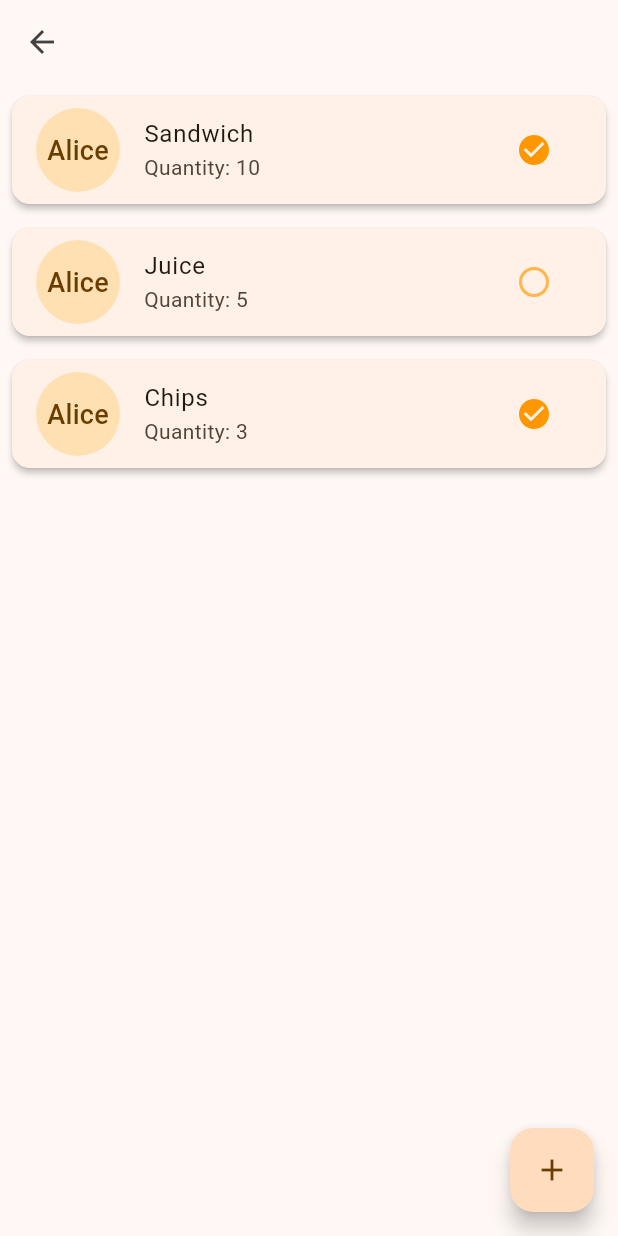
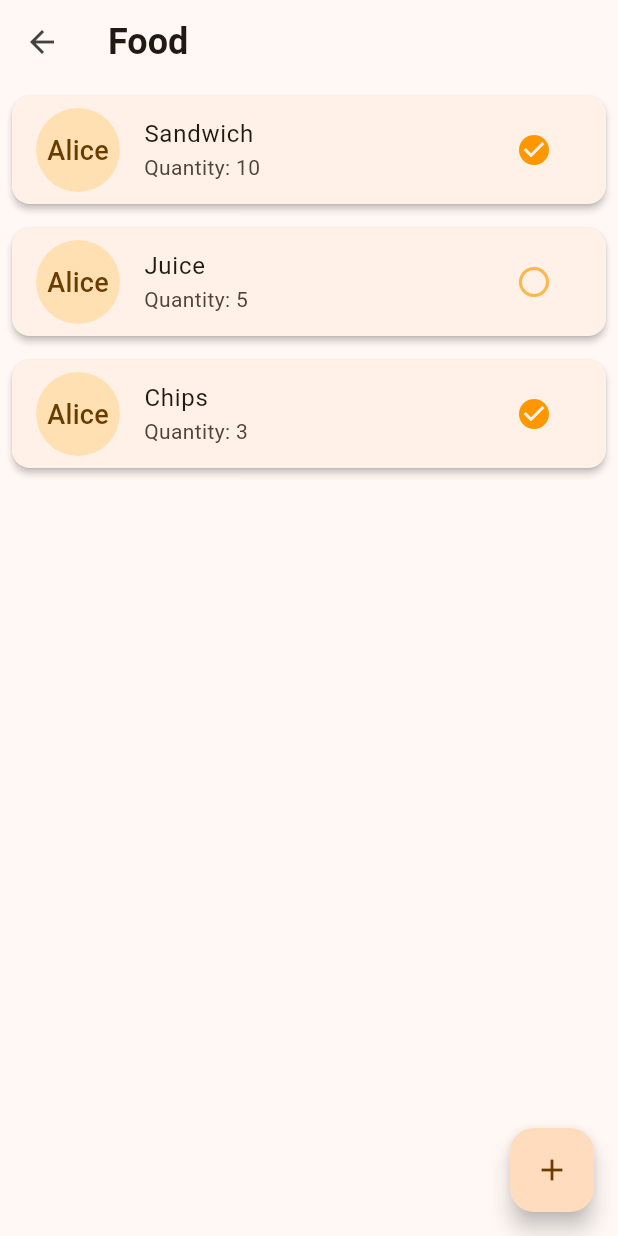
Before and after one commit to InkyChew/flutter-picnic, a Flutter app: the screen it shows after launch, after a tap on "Food", on a phone screen of 412 x 824 dp. Run offline on Flutter 3.47's test engine with Material 3 defaults, Android fonts, the phone set to English and light mode, and no system bars; our stand-ins replace card_swiper, equatable, flutter_bloc, flutter_dotenv, flutter_slidable, google_maps_flutter; missing offline and left inert: flutter_flip_card.

Commit message:
Food cubit

```diff
--- /dev/null
+++ b/lib/plan/cubit/food_cubit.dart
@@ -0,0 +1,43 @@
+import 'package:equatable/equatable.dart';
+import 'package:flutter_bloc/flutter_bloc.dart';
+import 'package:picnic/plan/models/models.dart';
+
+part 'food_state.dart';
+
+class FoodCubit extends Cubit<FoodState> {
+  FoodCubit(List<Food> foods) : super(FoodState(foods));
+
+  void updateFoodIsPrepared(Food food) {
+    List<Food> updatedFoods = List.from(state.foods);
+    int i = updatedFoods.indexOf(food); // index where id
+    if (i != -1) {
+      updatedFoods[i] = food.copyWith(isPrepared: !food.isPrepared);
+      emit(FoodState(updatedFoods));
+    }
+  }
+
+  void updateFood(Food food) {
+    List<Food> updatedFoods = List.from(state.foods);
+    int i = updatedFoods.indexOf(food); // index where id
+    if (i != -1) {
+      updatedFoods[i] = food.copyWith(
+          name: food.name,
+          quantity: food.quantity,
+          description: food.description,
+          isPrepared: !food.isPrepared);
+      emit(FoodState(updatedFoods));
+    }
+  }
+
+  void addFood(Food food) {
+    List<Food> updatedFoods = List.from(state.foods);
+    updatedFoods.add(food);
+    emit(FoodState(updatedFoods));
+  }
+
+  void removeFood(Food food) {
+    List<Food> updatedFoods = List.from(state.foods);
+    updatedFoods.remove(food);
+    emit(FoodState(updatedFoods));
+  }
+}
--- /dev/null
+++ b/lib/plan/cubit/food_state.dart
@@ -0,0 +1,16 @@
+part of 'food_cubit.dart';
+
+class FoodState extends Equatable {
+  final List<Food> foods;
+  const FoodState(this.foods);
+
+  @override
+  List<Object> get props => [foods];
+}
+
+final class FoodInitial extends FoodState {
+  const FoodInitial(super.foods);
+}
+final class FoodUpdated extends FoodState {
+  const FoodUpdated(super.foods);
+}
--- a/lib/plan/views/food_checklist_page.dart
+++ b/lib/plan/views/food_checklist_page.dart
@@ -1,4 +1,6 @@
 import 'package:flutter/material.dart';
+import 'package:flutter_bloc/flutter_bloc.dart';
+import 'package:picnic/plan/cubit/food_cubit.dart';
 
 import 'package:picnic/plan/models/food.dart';
 import 'package:picnic/plan/views/food_edit_page.dart';
@@ -13,44 +15,53 @@ class FoodChecklistPage extends StatelessWidget {
     required this.foods,
   });
 
-  void _navigateToFoodEditPage(BuildContext context, Food? item) {
+  void _navigateToFoodEditPage(BuildContext context, Food? food) {
     Navigator.push(
       context,
       MaterialPageRoute(
-        builder: (context) => FoodEditPage(user: user, foodItem: item),
+        builder: (context) => FoodEditPage(user: user, foodItem: food),
       ),
     );
   }
 
   @override
   Widget build(BuildContext context) {
-    return Scaffold(
+    return BlocProvider(
+      create: (context) => FoodCubit(foods),
+      child: Scaffold(
         appBar: AppBar(
           backgroundColor: Colors.transparent,
           elevation: 0,
+          title: const Text(
+            "Food",
+            style: TextStyle(fontSize: 24, fontWeight: FontWeight.bold),
+          ),
           iconTheme: IconThemeData(
             color: Colors.grey[800],
           ),
         ),
-      body: ListView.builder(
+        body: BlocBuilder<FoodCubit, FoodState>(
+          builder: (context, state) {
+            final foods = state.foods;
+            return ListView.builder(
               itemCount: foods.length,
               itemBuilder: (context, index) {
-          final item = foods[index];
+                final food = foods[index];
                 return Card(
-            shape:
-                RoundedRectangleBorder(borderRadius: BorderRadius.circular(12)),
+                  shape: RoundedRectangleBorder(
+                      borderRadius: BorderRadius.circular(12)),
                   elevation: 2,
                   margin: const EdgeInsets.all(8),
                   child: ListTile(
                     title: Row(
                       mainAxisAlignment: MainAxisAlignment.spaceBetween,
-                children: [Text(item.name)],
+                      children: [Text(food.name)],
                     ),
                     subtitle: Column(
                       crossAxisAlignment: CrossAxisAlignment.start,
                       children: [
                         Text(
-                    'Quantity: ${item.quantity}',
+                          'Quantity: ${food.quantity}',
                           style: const TextStyle(
                             fontSize: 14,
                           ),
@@ -61,30 +72,32 @@ class FoodChecklistPage extends StatelessWidget {
                       radius: 28,
                       backgroundColor: Colors.orange.shade100,
                       child: Text(
-                  item.preparedBy.name,
+                        food.preparedBy.name,
                         style: const TextStyle(fontSize: 18),
                       ),
                     ),
                     trailing: IconButton(
                       icon: Icon(
-                  item.isPrepared
+                        food.isPrepared
                             ? Icons.check_circle
                             : Icons.radio_button_unchecked,
-                  color:
-                      item.isPrepared ? Colors.orange : Colors.orange.shade300,
+                        color: food.isPrepared
+                            ? Colors.orange
+                            : Colors.orange.shade300,
                       ),
-                onPressed: () {
-                  // Toggle the state or perform an action
+                      onPressed: () => context.read<FoodCubit>().updateFoodIsPrepared(food),
+                    ),
+                    onTap: () => _navigateToFoodEditPage(context, food),
+                  ),
+                );
               },
-              ),
-              onTap: () => _navigateToFoodEditPage(context, item),
-            ),
             );
           },
         ),
         floatingActionButton: FloatingActionButton(
             child: const Icon(Icons.add),
             onPressed: () => _navigateToFoodEditPage(context, null)),
+      ),
     );
   }
 }
--- a/lib/plan/views/food_edit_page.dart
+++ b/lib/plan/views/food_edit_page.dart
@@ -1,4 +1,6 @@
 import 'package:flutter/material.dart';
+import 'package:flutter_bloc/flutter_bloc.dart';
+import 'package:picnic/plan/cubit/food_cubit.dart';
 import 'package:picnic/plan/models/food.dart';
 import 'package:picnic/user/models/user.dart';
 
@@ -44,6 +46,7 @@ class _PersonalFoodChecklistPageState extends State<FoodEditPage> {
 
   @override
   Widget build(BuildContext context) {
+    // final foodCubit = context.read<FoodCubit>().updateFood(food);
     return Scaffold(
       appBar: AppBar(
         backgroundColor: Colors.transparent,
@@ -85,8 +88,7 @@ class _PersonalFoodChecklistPageState extends State<FoodEditPage> {
                       contentPadding: EdgeInsets.symmetric(horizontal: 8),
                     ),
                     onChanged: (value) {
-                      final newQuantity = int.tryParse(value) ?? 0;
-                      _updateFoodItem(newQuantity, food.isPrepared);
+                      food.quantity = int.tryParse(value) ?? 0;
                     },
                   ),
                   const SizedBox(height: 20),
@@ -103,7 +105,9 @@ class _PersonalFoodChecklistPageState extends State<FoodEditPage> {
                       contentPadding:
                           EdgeInsets.symmetric(vertical: 14, horizontal: 8),
                     ),
-                    onChanged: (value) {},
+                    onChanged: (value) {setState(() {
+                      food.description = value;
+                    });},
                   ),
                   const SizedBox(height: 20),
 
@@ -128,7 +132,9 @@ class _PersonalFoodChecklistPageState extends State<FoodEditPage> {
                       Checkbox(
                         value: food.isPrepared,
                         onChanged: (value) {
-                          _updateFoodItem(food.quantity, value ?? false);
+                          setState(() {
+                            food.isPrepared = !food.isPrepared;
+                          });
                         },
                       ),
                       const Text('Prepared'),
```
Also changed, not shown: lib/plan/bloc/food_bloc.dart (deleted, +0 -14 lines), lib/plan/bloc/food_event.dart (deleted, +0 -19 lines), lib/plan/bloc/food_state.dart (deleted, +0 -30 lines). Lines whose indentation alone changed are shown as unchanged.
